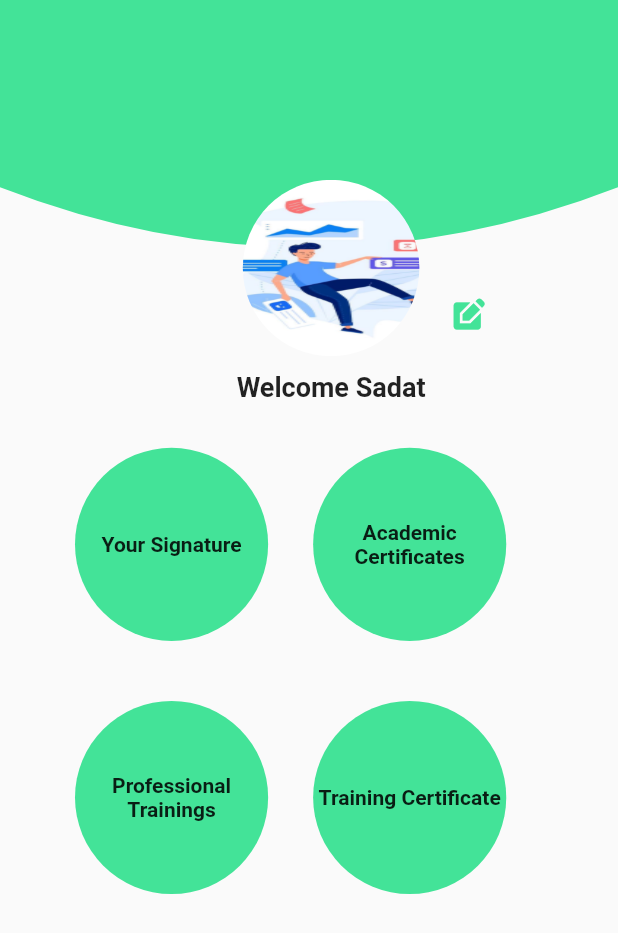
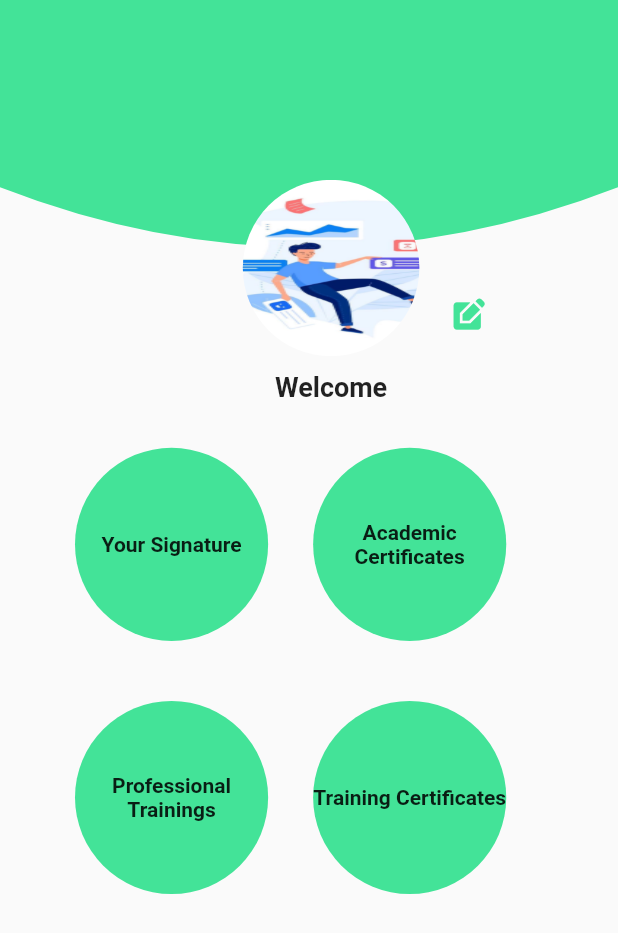
Before and after one commit to BJIT-RnD/HRIS, a Flutter app: the screen it shows after launch, on a phone screen of 412 x 824 dp. Shown: the top 933 px of the screen. Run offline on Flutter 3.47's test engine with Material 2 defaults, Android fonts, the phone set to English and light mode, and no system bars; our stand-ins replace firebase_core, firebase_messaging, flutter_local_notifications, get, image_picker, introduction_screen and 3 more; accounts and stored records are empty.

Commit message:
Added Localization feature.

```diff
--- a/lib/main.dart
+++ b/lib/main.dart
@@ -4,6 +4,7 @@ import 'package:flutter/material.dart';
 import 'package:get/get.dart';
 import 'package:navigation_demo/components/rectangle_with_ellipse.dart';
 import 'package:navigation_demo/firebase_api/firebase_api.dart';
+import 'package:navigation_demo/utils/localization/language.dart';
 import 'package:navigation_demo/view/profile_view.dart';
 import '../onboarding/onboarding_page.dart';
 import 'package:firebase_core/firebase_core.dart';
@@ -30,6 +31,9 @@ class App extends StatelessWidget {
     return GetMaterialApp(
       title: 'Introduction screen',
       debugShowCheckedModeBanner: false,
+      translations: Language(),
+      locale: const Locale('en', 'US'),
+      fallbackLocale: const Locale('en', 'US'),
       theme: ThemeData(primarySwatch: Colors.blue),
       home: const Scaffold(
         body: ProfileView(),
--- /dev/null
+++ b/lib/utils/localization/language.dart
@@ -0,0 +1,22 @@
+import 'package:get/get_navigation/src/root/internacionalization.dart';
+
+class Language extends Translations {
+  @override
+  Map<String, Map<String, String>> get keys => {
+        'en_US': {
+          'signature': 'Your Signature',
+          'academic_certificates': 'Academic Certificates',
+          'professional_trainings': 'Professional Trainings',
+          'training_certificates': 'Training Certificates',
+          'welcome': 'Welcome',
+        },
+        'ja_JP': {
+          '': '',
+          '': '',
+          '': '',
+          '': '',
+          '': '',
+          '': '',
+        }
+      };
+}
--- a/lib/view/profile_view.dart
+++ b/lib/view/profile_view.dart
@@ -1,4 +1,5 @@
 import 'package:flutter/material.dart';
+import 'package:get/get.dart';
 import 'package:navigation_demo/components/rectangle_with_ellipse.dart';
 import 'package:navigation_demo/components/rounded_button.dart';
 import 'package:navigation_demo/utils/colors/app_color.dart';
@@ -46,9 +47,9 @@ class ProfileView extends StatelessWidget {
                   const SizedBox(
                     height: 10,
                   ),
-                  const Text(
-                    'Welcome Sadat',
-                    style: TextStyle(
+                  Text(
+                    'welcome'.tr,
+                    style: const TextStyle(
                       fontWeight: FontWeight.bold,
                       fontSize: 18,
                     ),
@@ -61,30 +62,30 @@ class ProfileView extends StatelessWidget {
         const SizedBox(
           height: 30,
         ),
-        const Padding(
-          padding: EdgeInsets.symmetric(horizontal: 50),
+        Padding(
+          padding: const EdgeInsets.symmetric(horizontal: 50),
           child: Row(
             children: [
-              RoundedButton(text: 'Your Signature'),
-              SizedBox(
+              RoundedButton(text: 'signature'.tr),
+              const SizedBox(
                 width: 30,
               ),
-              RoundedButton(text: 'Academic Certificates'),
+              RoundedButton(text: 'academic_certificates'.tr),
             ],
           ),
         ),
         const SizedBox(
           height: 40,
         ),
-        const Padding(
-          padding: EdgeInsets.symmetric(horizontal: 50),
+        Padding(
+          padding: const EdgeInsets.symmetric(horizontal: 50),
           child: Row(
             children: [
-              RoundedButton(text: 'Professional Trainings'),
-              SizedBox(
+              RoundedButton(text: 'professional_trainings'.tr),
+              const SizedBox(
                 width: 30,
               ),
-              RoundedButton(text: 'Training Certificate'),
+              RoundedButton(text: 'training_certificates'.tr),
             ],
           ),
         ),
```
